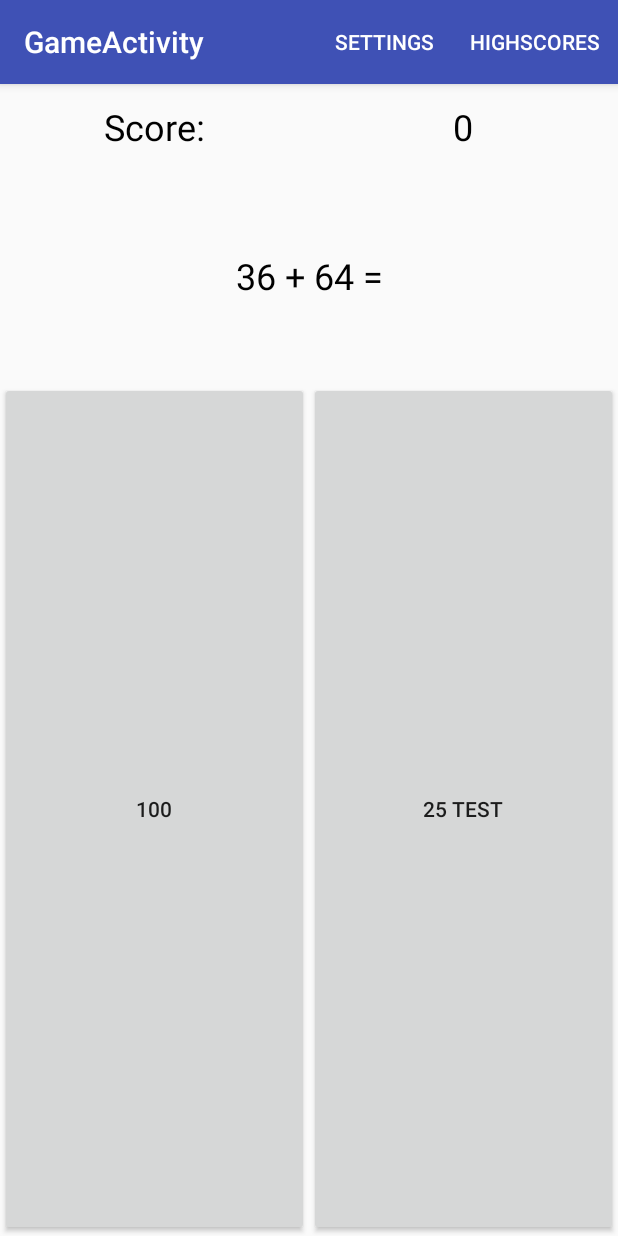
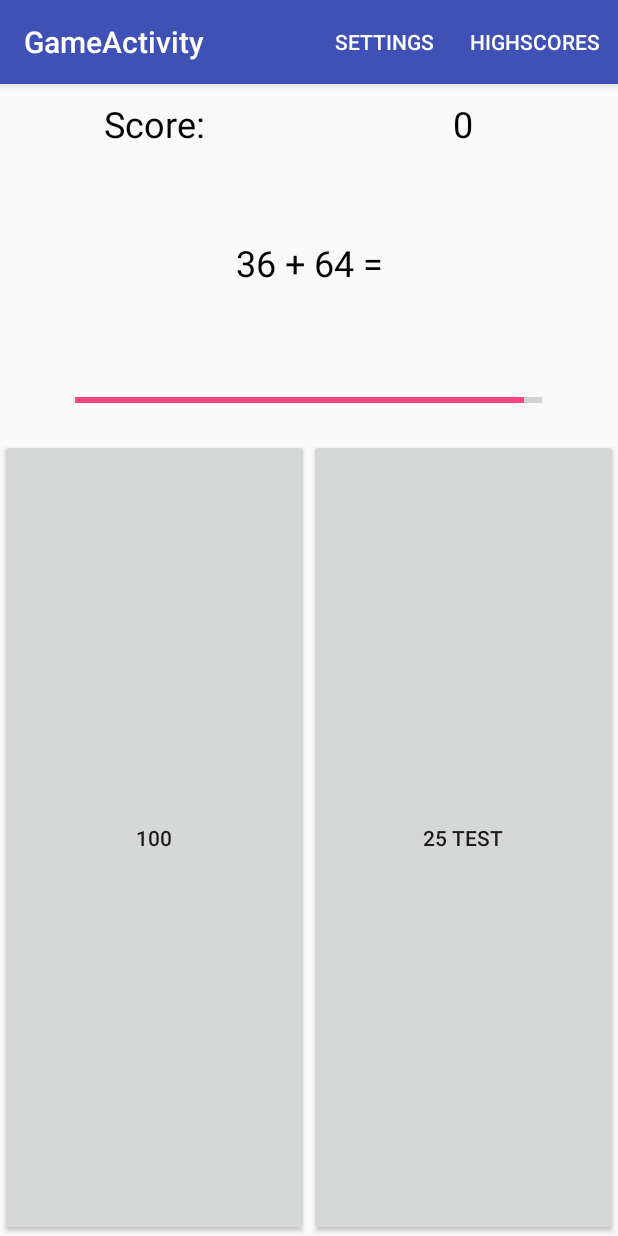
Before and after one commit to ZhouMing9919/CP3406---Educational-Game, an Android app: the GameActivity screen opened directly, with no data from a screen before it, on a phone screen of 412 x 824 dp. Run offline under Robolectric (Android 15) with nearby library versions, the light colour scheme and no system bars.

Commit message:
add 3 second progress bar with animaion

```diff
--- a/EducationalGame/app/src/main/java/com/example/michael/educationalgame/GameActivity.java
+++ b/EducationalGame/app/src/main/java/com/example/michael/educationalgame/GameActivity.java
@@ -1,5 +1,8 @@
 package com.example.michael.educationalgame;
 
+import android.animation.Animator;
+import android.animation.AnimatorListenerAdapter;
+import android.animation.ValueAnimator;
 import android.content.Intent;
 import android.content.SharedPreferences;
 import android.os.Bundle;
@@ -13,6 +16,7 @@ import android.view.View;
 import android.view.Window;
 import android.view.WindowManager;
 import android.widget.Button;
+import android.widget.ProgressBar;
 import android.widget.TextView;
 
 import java.util.Random;
@@ -23,6 +27,7 @@ public class GameActivity extends AppCompatActivity {
     Button rightButton;
     TextView question;
     TextView scoreText;
+    ProgressBar timerBar;
 
     SharedPreferences.Editor prefEditor;
     SharedPreferences pref;
@@ -34,6 +39,7 @@ public class GameActivity extends AppCompatActivity {
     String stringAnswer;
     int score;
     String stringScore;
+    ValueAnimator animator;
 
     @Override
     protected void onCreate(Bundle savedInstanceState) {
@@ -52,12 +58,19 @@ public class GameActivity extends AppCompatActivity {
         //prefEditor.putInt("secondValueMax", 100);
         //prefEditor.apply();
 
+
         leftButton = (Button) findViewById(R.id.leftButton);
         rightButton = (Button) findViewById(R.id.rightButton);
         question = (TextView) findViewById(R.id.question);
         scoreText = (TextView) findViewById(R.id.score);
+        timerBar = (ProgressBar) findViewById(R.id.timerBar);
+
+        animator = ValueAnimator.ofInt(0, timerBar.getMax());
+
+
         generateAdditionQuestion();
         setButtons();
+        runTimer();
     }
 
     @Override
@@ -92,6 +105,7 @@ public class GameActivity extends AppCompatActivity {
             scoreText.setText(stringScore);
             generateAdditionQuestion();
             setButtons();
+            runTimer();
         } else {
             score = 0;
             stringScore = Integer.toString(score);
@@ -108,6 +122,7 @@ public class GameActivity extends AppCompatActivity {
             scoreText.setText(stringScore);
             generateAdditionQuestion();
             setButtons();
+            runTimer();
         } else {
             score = 0;
             stringScore = Integer.toString(score);
@@ -147,4 +162,23 @@ public class GameActivity extends AppCompatActivity {
             leftButton.setText(fakeAnswerString + " LOL");
         }
     }
+
+    void runTimer() {
+        animator.setDuration(3000);
+        animator.addUpdateListener(new ValueAnimator.AnimatorUpdateListener() {
+            @Override
+            public void onAnimationUpdate(ValueAnimator animation) {
+                timerBar.setProgress((Integer)animation.getAnimatedValue());
+
+            }
+        });
+        animator.addListener(new AnimatorListenerAdapter() {
+            @Override
+            public void onAnimationEnd(Animator animation) {
+                super.onAnimationEnd(animation);
+
+            }
+        });
+        animator.start();
+    }
 }
--- a/EducationalGame/app/src/main/res/layout/content_game.xml
+++ b/EducationalGame/app/src/main/res/layout/content_game.xml
@@ -53,6 +53,15 @@
         android:textColor="@android:color/black"
         android:textSize="24sp" />
 
+    <ProgressBar
+        android:id="@+id/timerBar"
+        style="@android:style/Widget.DeviceDefault.Light.ProgressBar.Horizontal"
+        android:layout_width="311dp"
+        android:layout_height="51dp"
+        android:layout_gravity="center"
+        android:max="100"
+        android:progress="0" />
+
     <LinearLayout
         android:layout_width="match_parent"
         android:layout_height="0dp"
```
